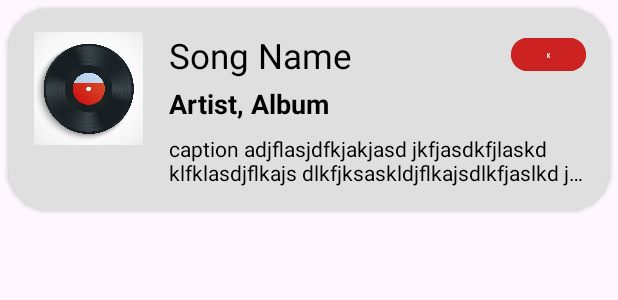
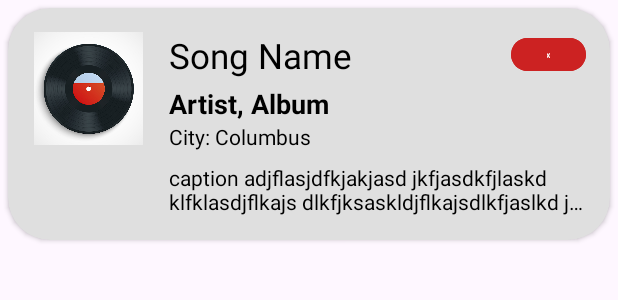
Before and after one commit to ahmet8zer/Music-Sharing-App, an Android app: the layout rv_post.xml on its own in the app's theme, with its tools: preview values and no code run, on a phone screen of 412 x 824 dp. Shown: the top 300 px of the screen. Run offline under Robolectric (Android 15) with nearby library versions, the phone set to English and light mode, and no system bars.

Commit message:
changes made to location functionality and issue with 'post' screen fixed

```diff
--- a/MusicSharing/app/src/main/java/com/example/musicsharing/AddPostActivity.java
+++ b/MusicSharing/app/src/main/java/com/example/musicsharing/AddPostActivity.java
@@ -105,7 +105,7 @@ public class AddPostActivity extends AppCompatActivity {
                                 double latitude = locationResult.getLocations().get(locationResult.getLocations().size() - 1).getLatitude();
                                 double longitude = locationResult.getLocations().get(locationResult.getLocations().size() - 1).getLongitude();
 
-                                mLocationButton.setText("Added Location: " + latitude + longitude);
+                                mLocationButton.setText("Added Location: Columbus");
                             }
                         }
 
--- a/MusicSharing/app/src/main/java/com/example/musicsharing/Post.java
+++ b/MusicSharing/app/src/main/java/com/example/musicsharing/Post.java
@@ -5,6 +5,7 @@ public class Post {
     String album_artist;
     String caption;
     String image;
+
 
 
     public Post(String songname, String album_artist, String caption, String image) {
@@ -45,4 +46,5 @@ public class Post {
     public void setImage(String image) {
         this.image = image;
     }
+
 }
--- a/MusicSharing/app/src/main/res/layout/rv_post.xml
+++ b/MusicSharing/app/src/main/res/layout/rv_post.xml
@@ -49,6 +49,12 @@
                 android:textStyle="bold"
                 android:layout_marginTop="4dp"/>
 
+            <TextView
+                android:id="@+id/city_location"
+                android:layout_width="match_parent"
+                android:layout_height="wrap_content"
+                android:text="City: Columbus"
+                android:textColor="@android:color/black"/>
 
             <TextView
                 android:id="@+id/caption"
```
